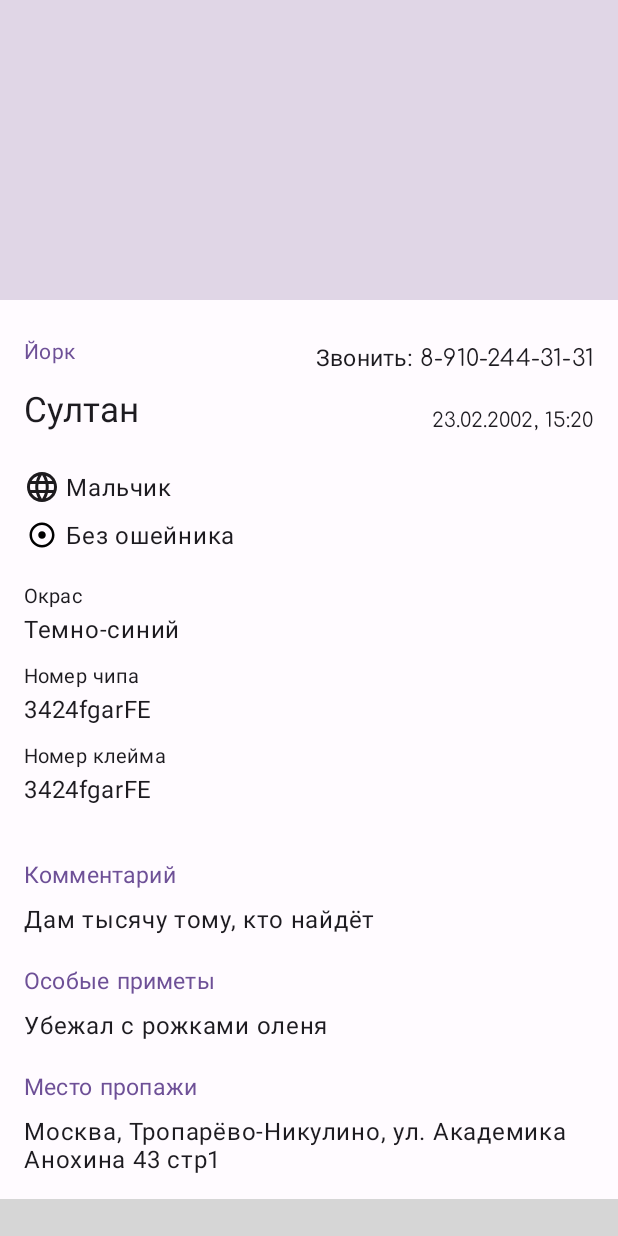
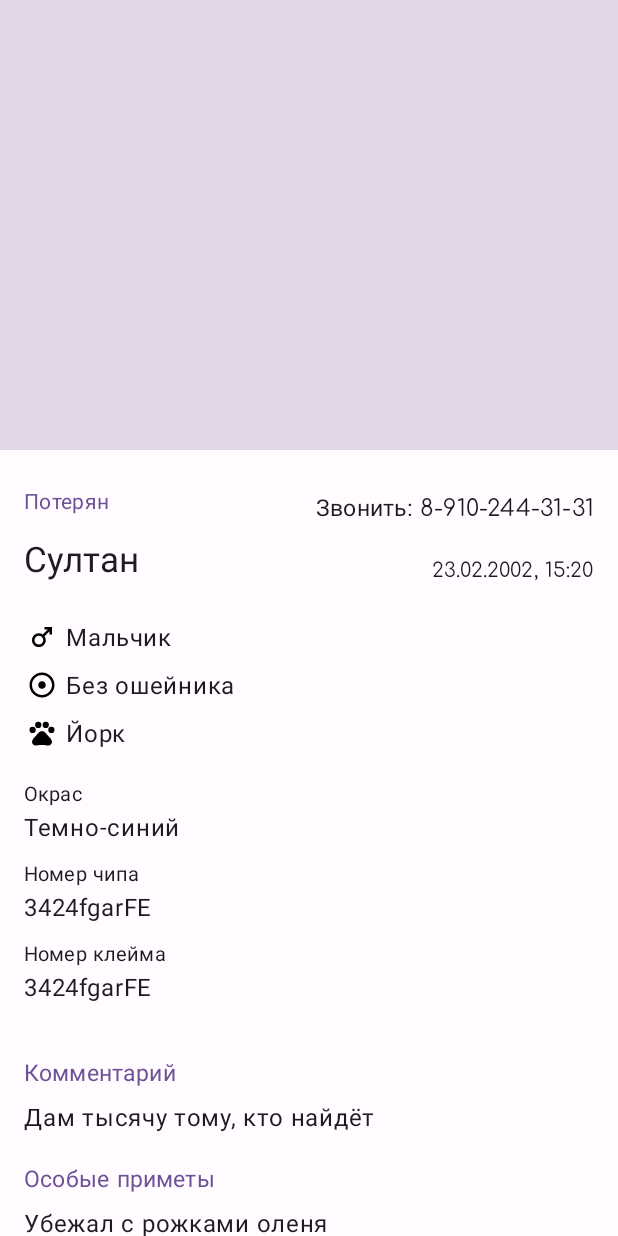
Before and after one commit to PoulYak/WayHome, an Android app: the layout fragment_card.xml on its own in the app's theme, with its tools: preview values and no code run, on a phone screen of 412 x 824 dp. Run offline under Robolectric (Android 15) with nearby library versions, the phone set to English and light mode, and no system bars; plain views replace MapView; Roboto replaces fonts that are not available here; grey boxes are pictures that could not be loaded.

Commit message:
fixed form filling

```diff
--- a/app/src/main/java/com/example/wayhome/ui/profile/RecyclerAdapter.java
+++ b/app/src/main/java/com/example/wayhome/ui/profile/RecyclerAdapter.java
@@ -38,7 +38,7 @@ public class RecyclerAdapter extends RecyclerView.Adapter<RecyclerAdapter.ViewHo
     public void onBindViewHolder(@NonNull ViewHolder holder, int position) {
         MyMy post = arrayList.get(position);
 
-        holder.postImage.setImageResource(post.getPostImage());
+//        holder.postImage.setImageResource(post.getPostImage());
         holder.breed.setText(post.getBreed());
         holder.nickname.setText(post.getNickname());
         holder.status.setText(post.getStatus());
--- a/app/src/main/res/drawable/female.xml
+++ b/app/src/main/res/drawable/female.xml
@@ -1,4 +1,4 @@
-<vector android:height="24dp" android:tint="#FFFFFF"
+<vector android:height="24dp" android:tint="#000000"
     android:viewportHeight="24" android:viewportWidth="24"
     android:width="24dp" xmlns:android="http://schemas.android.com/apk/res/android">
     <path android:fillColor="@android:color/white" android:pathData="M17.5,9.5C17.5,6.46 15.04,4 12,4S6.5,6.46 6.5,9.5c0,2.7 1.94,4.93 4.5,5.4V17H9v2h2v2h2v-2h2v-2h-2v-2.1C15.56,14.43 17.5,12.2 17.5,9.5zM8.5,9.5C8.5,7.57 10.07,6 12,6s3.5,1.57 3.5,3.5S13.93,13 12,13S8.5,11.43 8.5,9.5z"/>
--- a/app/src/main/res/drawable/male.xml
+++ b/app/src/main/res/drawable/male.xml
@@ -1,4 +1,4 @@
-<vector android:height="24dp" android:tint="#FFFFFF"
+<vector android:height="24dp" android:tint="#000000"
     android:viewportHeight="24" android:viewportWidth="24"
     android:width="24dp" xmlns:android="http://schemas.android.com/apk/res/android">
     <path android:fillColor="@android:color/white" android:pathData="M9.5,11c1.93,0 3.5,1.57 3.5,3.5S11.43,18 9.5,18S6,16.43 6,14.5S7.57,11 9.5,11zM9.5,9C6.46,9 4,11.46 4,14.5S6.46,20 9.5,20s5.5,-2.46 5.5,-5.5c0,-1.16 -0.36,-2.23 -0.97,-3.12L18,7.42V10h2V4h-6v2h2.58l-3.97,3.97C11.73,9.36 10.66,9 9.5,9z"/>
--- a/app/src/main/res/layout/fragment_camera.xml
+++ b/app/src/main/res/layout/fragment_camera.xml
@@ -141,7 +141,7 @@
                     app:layout_constraintTop_toBottomOf="@+id/article2"
                     android:layout_height="wrap_content">
                     <Button
-                        android:id="@+id/button1"
+                        android:id="@+id/button21"
                         android:layout_weight="1"
                         android:layout_width="0dp"
                         android:layout_height="wrap_content"
@@ -149,7 +149,7 @@
                         style="?attr/materialButtonOutlinedStyle"
                         />
                     <Button
-                        android:id="@+id/button2"
+                        android:id="@+id/button22"
                         android:layout_weight="1"
                         android:layout_width="0dp"
                         android:layout_height="wrap_content"
--- a/app/src/main/res/layout/fragment_card.xml
+++ b/app/src/main/res/layout/fragment_card.xml
@@ -18,7 +18,7 @@
         <ImageView
             android:id="@+id/dogPhoto"
             android:layout_width="match_parent"
-            android:layout_height="200dp"
+            android:layout_height="300dp"
             android:background="@color/surface6"
             android:gravity="center"/>
         <androidx.constraintlayout.widget.ConstraintLayout
@@ -28,19 +28,19 @@
             android:paddingHorizontal="16dp"
             android:layout_marginBottom="24dp">
             <TextView
-                android:id="@+id/tvBreed"
+                android:id="@+id/tvStatus"
                 app:layout_constraintLeft_toLeftOf="parent"
                 app:layout_constraintTop_toTopOf="parent"
                 android:layout_width="wrap_content"
                 android:layout_height="wrap_content"
-                android:text="Йорк"
+                android:text="Потерян"
                 style="@style/My.Body2"
                 android:textColor="@color/primary"/>
             <TextView
                 android:layout_marginTop="8dp"
                 android:layout_width="wrap_content"
                 android:layout_height="wrap_content"
-                app:layout_constraintTop_toBottomOf="@+id/tvBreed"
+                app:layout_constraintTop_toBottomOf="@+id/tvStatus"
                 app:layout_constraintLeft_toLeftOf="parent"
                 android:text="Султан"
                 android:id="@+id/tvNickname"
@@ -76,7 +76,7 @@
                 android:layout_marginBottom="8dp">
                 <ImageView
                     android:padding="2dp"
-                    android:src="@drawable/planet"
+                    android:src="@drawable/male"
                     android:id="@+id/ivSex"
                     android:layout_width="24dp"
                     android:layout_height="24dp"
@@ -94,7 +94,7 @@
                 android:layout_height="wrap_content"
                 android:orientation="horizontal"
                 android:gravity="center_vertical"
-                android:layout_marginBottom="16dp">
+                android:layout_marginBottom="8dp">
                 <ImageView
                     android:padding="2dp"
                     android:src="@drawable/collar"
@@ -110,6 +110,29 @@
                     android:text="Без ошейника"
                     style="@style/My.Body1"/>
             </LinearLayout>
+            <LinearLayout
+                android:layout_width="wrap_content"
+                android:layout_height="wrap_content"
+                android:orientation="horizontal"
+                android:gravity="center_vertical"
+                android:layout_marginBottom="16dp">
+                <ImageView
+                    android:padding="2dp"
+                    android:src="@drawable/pets"
+                    android:id="@+id/ivBreed"
+                    android:layout_width="24dp"
+                    android:layout_height="24dp"
+                    android:layout_marginEnd="4dp"
+                    />
+                <TextView
+                    android:id="@+id/tvBreed"
+                    android:layout_width="wrap_content"
+                    android:layout_height="wrap_content"
+                    android:text="Йорк"
+                    style="@style/My.Body1"/>
+            </LinearLayout>
+
+
             <LinearLayout
                 android:layout_width="match_parent"
                 android:layout_height="wrap_content"
--- a/app/src/main/res/layout/item_view.xml
+++ b/app/src/main/res/layout/item_view.xml
@@ -19,7 +19,8 @@
             android:id="@+id/ivPost"
             android:layout_width="match_parent"
             android:layout_height="300dp"
-            android:src="@drawable/logo"
+            android:scaleType="centerInside"
+            android:src="@drawable/pets"
             app:layout_constraintTop_toTopOf="parent"
             />
         <TextView
--- a/app/src/main/res/layout/item_view_profile.xml
+++ b/app/src/main/res/layout/item_view_profile.xml
@@ -16,7 +16,7 @@
             android:id="@+id/ivPost"
             android:layout_width="100dp"
             android:layout_height="200dp"
-            android:src="@drawable/logo"
+            android:src="@drawable/pets"
             app:layout_constraintTop_toTopOf="parent" />
         <androidx.constraintlayout.widget.ConstraintLayout
             android:layout_width="match_parent"
--- a/app/src/main/res/values/colors.xml
+++ b/app/src/main/res/values/colors.xml
@@ -7,9 +7,11 @@
     <color name="teal_700">#FF018786</color>
     <color name="black">#FF000000</color>
     <color name="white">#FFFFFFFF</color>
+    <color name="red">#FF0000</color>
+    <color name="green">#00FF00</color>
 
     <color name="primary">#6E5097</color>
-    <color name="secondary70">#B3A6BE</color>
+    <color name="secondary70">#08FF00</color>
     <color name="background">#FFFBFF</color>
     <color name="on_primary">#FFFFFF</color>
     <color name="surface2">#f3edf7</color>
```
Also changed, not shown: app/src/main/java/com/example/wayhome/ui/camera/CameraFragment.java (+58 -5 lines), app/src/main/java/com/example/wayhome/ui/card/CardFragment.java (+13 -5 lines), app/src/main/java/com/example/wayhome/ui/profile/MyMy.java (+33 -24 lines).
